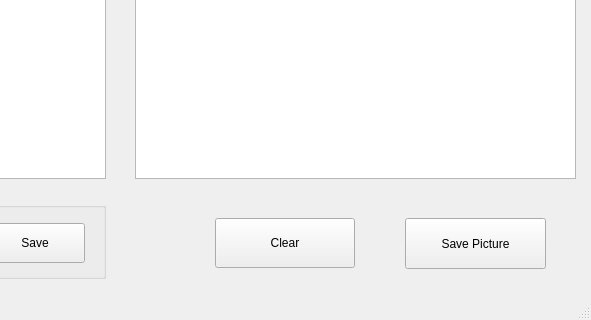
Old version of the form cpp/qt/BuildTree/GraphicTree/BinaryTree/BinaryTree/mainwindow.ui in the repository EdisoNewtong/Vector; both pictures show x 375 to 966 and y 382 to 702 of the 966 by 702 pixel window.
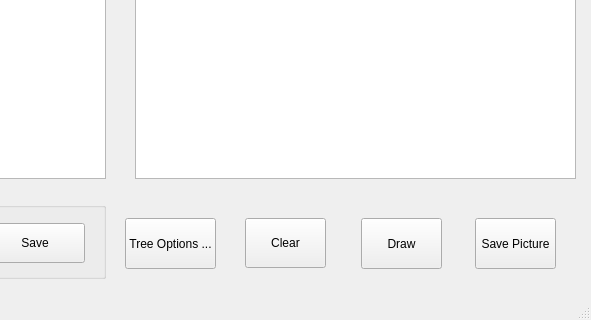
New version of the form. Custom widgets are drawn as their Qt base class.

Commit message: [dev qt/BinaryTree] 1. Add a self-defined binarytree model

Patch:
```diff
--- a/cpp/qt/BuildTree/GraphicTree/BinaryTree/BinaryTree/mainwindow.ui
+++ b/cpp/qt/BuildTree/GraphicTree/BinaryTree/BinaryTree/mainwindow.ui
@@ -98,9 +98,9 @@
    <widget class="QPushButton" name="clearBtn">
     <property name="geometry">
      <rect>
-      <x>590</x>
+      <x>620</x>
       <y>600</y>
-      <width>140</width>
+      <width>81</width>
       <height>50</height>
      </rect>
     </property>
@@ -111,9 +111,9 @@
    <widget class="QPushButton" name="saveGraphicBtn">
     <property name="geometry">
      <rect>
-      <x>780</x>
+      <x>850</x>
       <y>600</y>
-      <width>141</width>
+      <width>81</width>
       <height>51</height>
      </rect>
     </property>
@@ -121,6 +121,32 @@
      <string>Save Picture</string>
     </property>
    </widget>
+   <widget class="QPushButton" name="treeOptionBtn">
+    <property name="geometry">
+     <rect>
+      <x>500</x>
+      <y>600</y>
+      <width>91</width>
+      <height>51</height>
+     </rect>
+    </property>
+    <property name="text">
+     <string>Tree Options ...</string>
+    </property>
+   </widget>
+   <widget class="QPushButton" name="drawTreeBtn">
+    <property name="geometry">
+     <rect>
+      <x>736</x>
+      <y>600</y>
+      <width>81</width>
+      <height>51</height>
+     </rect>
+    </property>
+    <property name="text">
+     <string>Draw</string>
+    </property>
+   </widget>
   </widget>
   <widget class="QStatusBar" name="statusBar"/>
  </widget>
```
The commit also changes 17 other files.
